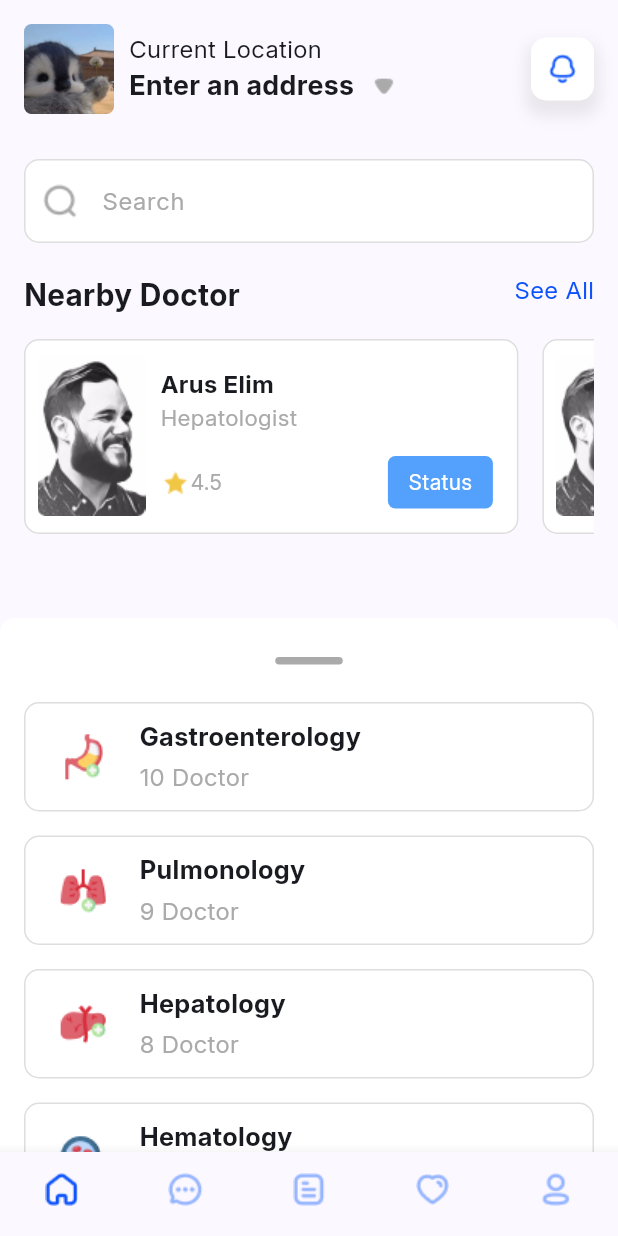
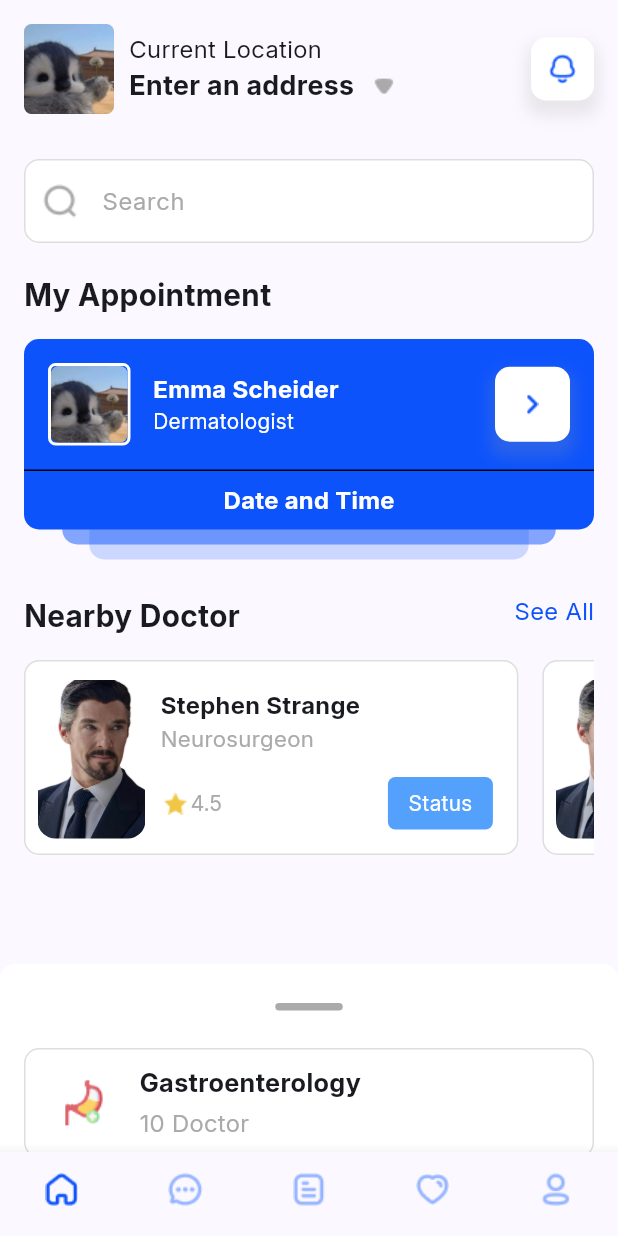
Before and after one commit to dieulink/flutter_doctorNearby, a Flutter app: the screen it shows after launch, on a phone screen of 412 x 824 dp. Run offline on Flutter 3.47's test engine with Material 3 defaults, Android fonts, the phone set to English and light mode, and no system bars; our stand-ins replace easy_date_timeline, firebase_core, readmore; accounts and stored records are empty.

Commit message:
done ui doctor detailed page

```diff
--- a/lib/components/doctor_card_item.dart
+++ b/lib/components/doctor_card_item.dart
@@ -3,28 +3,52 @@ import 'package:flutter_doctor_nearby/components/my_button.dart';
 import 'package:flutter_doctor_nearby/ui_values.dart';
 
 class DoctorCardItem extends StatelessWidget {
+  final String avatarUrl;
+  final String nameDoctor;
+  final String speciality;
+  final VoidCallback? onTap;
   const DoctorCardItem({
     super.key,
+    this.onTap,
+    required this.avatarUrl,
+    required this.nameDoctor,
+    required this.speciality,
   });
 
   @override
   Widget build(BuildContext context) {
     final double width = MediaQuery.of(context).size.width;
-    return Container(
+    return GestureDetector(
+      onTap: onTap,
+      child: Container(
         width: width * 0.8,
-      padding: const EdgeInsets.fromLTRB(defaultMargin, defaultMargin, 16, defaultMargin),
+        padding: const EdgeInsets.fromLTRB(
+          defaultMargin,
+          defaultMargin,
+          16,
+          defaultMargin,
+        ),
         decoration: BoxDecoration(
           color: Colors.white,
           border: Border.all(color: greyColor),
           borderRadius: BorderRadius.circular(10.0),
         ),
         child: Row(
-        crossAxisAlignment: CrossAxisAlignment.start,
+          mainAxisAlignment: MainAxisAlignment.center,
+          crossAxisAlignment: CrossAxisAlignment.center,
           children: [
-          SizedBox(
+            Container(
               width: 72,
-            height: 110,
-            child: Image.asset(doctorAvt, fit: BoxFit.contain),
+              height: 108,
+              padding: const EdgeInsets.only(top: 2),
+              decoration: BoxDecoration(borderRadius: BorderRadius.circular(12)),
+              child: ClipRRect(
+                borderRadius: BorderRadius.circular(12),
+                child: Image.asset(
+                  avatarUrl,
+                  fit: BoxFit.contain,
+                ),
+              ),
             ),
             const SizedBox(width: 10),
             Expanded(
@@ -33,13 +57,14 @@ class DoctorCardItem extends StatelessWidget {
                 child: Column(
                   crossAxisAlignment: CrossAxisAlignment.start,
                   children: [
-                  const Text(
-                    'Arus Elim',
-                    style: TextStyle(fontWeight: FontWeight.bold, fontSize: 16),
+                    Text(
+                      nameDoctor,
+                      style: const TextStyle(
+                          fontWeight: FontWeight.bold, fontSize: 16),
                     ),
-                  const Text(
-                    'Hepatologist',
-                    style: TextStyle(fontSize: 15, color: greyContent),
+                    Text(
+                      speciality,
+                      style: const TextStyle(fontSize: 15, color: greyContent),
                     ),
                     const SizedBox(height: 15),
                     Row(
@@ -71,6 +96,7 @@ class DoctorCardItem extends StatelessWidget {
             ),
           ],
         ),
+      ),
     );
   }
 }
--- a/lib/components/my_button.dart
+++ b/lib/components/my_button.dart
@@ -7,6 +7,7 @@ class MyButton extends StatelessWidget {
   final String label;
   final Color textColor;
   final Color backgroundColor;
+  final double fontSize;
   final VoidCallback? onTap;
   const MyButton({
     super.key,
@@ -15,7 +16,7 @@ class MyButton extends StatelessWidget {
     required this.label,
     this.textColor = Colors.white,
     this.backgroundColor = lightBlue,
-    this.onTap,
+    this.onTap, this.fontSize = 14,
   });
 
   @override
@@ -34,6 +35,7 @@ class MyButton extends StatelessWidget {
             label,
             style: TextStyle(
               color: textColor,
+              fontSize: fontSize,
             ),
           ),
         ),
--- a/lib/main.dart
+++ b/lib/main.dart
@@ -2,6 +2,7 @@ import 'package:flutter/material.dart';
 import 'package:firebase_core/firebase_core.dart';
 import 'package:flutter_doctor_nearby/components/bottom_menu.dart';
 import 'package:flutter_doctor_nearby/firebase_options.dart';
+import 'package:flutter_doctor_nearby/screens/doctor_detailed_page.dart';
 import 'package:flutter_doctor_nearby/ui_values.dart';
 
 void main() async {
--- a/lib/screens/home_page.dart
+++ b/lib/screens/home_page.dart
@@ -3,6 +3,7 @@ import 'package:flutter_doctor_nearby/components/appoinment_shadow_card.dart';
 import 'package:flutter_doctor_nearby/components/doctor_card_item.dart';
 import 'package:flutter_doctor_nearby/components/icon_button.dart';
 import 'package:flutter_doctor_nearby/components/speciality_card.dart';
+import 'package:flutter_doctor_nearby/screens/doctor_detailed_page.dart';
 import 'package:flutter_doctor_nearby/screens/profile_page.dart';
 import 'package:flutter_doctor_nearby/ui_values.dart';
 
@@ -14,7 +15,7 @@ class HomePage extends StatefulWidget {
 }
 
 class _HomePageState extends State<HomePage> {
-  bool isBookedAppoinment = false;
+  bool isBookedAppoinment = true;
   @override
   Widget build(BuildContext context) {
     Size size = MediaQuery.of(context).size;
@@ -102,10 +103,20 @@ class _HomePageState extends State<HomePage> {
                               itemCount: 10,
                               scrollDirection: Axis.horizontal,
                               itemBuilder: (context, builder) {
-                                return const Row(
+                                return Row(
                                   children: [
-                                    DoctorCardItem(),
-                                    SizedBox(width: 16),
+                                    DoctorCardItem(
+                                      nameDoctor: 'Stephen Strange',
+                                      speciality: 'Neurosurgeon',
+                                      avatarUrl: doctorStrangeRemoveBg,
+                                      onTap: () => Navigator.of(context).push(
+                                        MaterialPageRoute(
+                                          builder: (context) =>
+                                              const DoctorDetailedPage(),
+                                        ),
+                                      ),
+                                    ),
+                                    const SizedBox(width: 16),
                                   ],
                                 );
                               }),
--- a/lib/ui_values.dart
+++ b/lib/ui_values.dart
@@ -5,16 +5,21 @@ import 'package:flutter_doctor_nearby/models/disease.dart';
 const primaryColor = Color(0xff0D53FC);
 const lightBlue = Color(0xff53A1FD);
 const extraLightBlue = Color(0xff96B5FF);
+const disableColor = Color(0xffEBF1F9);
 const lightGrey = Color(0xffCFD6E7);
 const greyColor = Color(0xffDEDEDE);
 const redColor = Color(0xffFE4E4E);
 const lightRed = Color(0xffE8505B);
 const greenColor = Color(0xff2FCB82);
 const greyContent = Color(0xffAAAAAA);
+const dayStrCalendarColor = Color(0xff8F8F8F);
 
 // images
 const avtSample = 'assets/images/avt_sample.jpg';
 const doctorAvt = 'assets/images/doctor_avt.png';
+const doctorStrangeAvt = 'assets/images/doctor_strange.jpg';
+const wandaAvt = 'assets/images/wanda_avt.jpg';
+const doctorStrangeRemoveBg = 'assets/images/doctor_strange_removebg.png';
 
 // icons
 const arrowDownIcon = 'assets/icons/arrow_down_icon.png';
@@ -39,11 +44,18 @@ const neurologyIcon = 'assets/icons/neurology_icon.png';
 const ophthalmologyIcon = 'assets/icons/ophthalmology_icon.png';
 const hematologyIcon = 'assets/icons/hematology_icon.png';
 const gynecologyIcon = 'assets/icons/gynecology_icon.png';
+const briefcaseIcon = 'assets/icons/briefcase_icon.png';
 
 // number
 const defaultMargin = 8.0;
 const defaulPagePadding = EdgeInsets.all(16.0);
 const borderRadius = 10.0;
+
+// text style
+const titleStyle = TextStyle(
+  fontWeight: FontWeight.bold,
+  fontSize: 20,
+);
 
 // fake data
 List<Disease> diseases = [
@@ -83,3 +95,34 @@ List<Disease> diseases = [
     numberDoctor: 9,
   ),
 ];
+
+List<DateTime> activeDateTimeList = [
+  DateTime(2024, 10, 10),
+  DateTime(2024, 10, 15),
+  DateTime(2024, 10, 9),
+  DateTime(2024, 10, 13),
+];
+
+List<DateTime> getFilteredDates() {
+    // Ngày bắt đầu và kết thúc
+    DateTime startDate = DateTime(2024, 10, 1); // 1 tháng 10, 2023
+    DateTime endDate = DateTime(2024, 10, 31); // 15 tháng 10, 2023
+
+    List<DateTime> dateList = [];
+
+    // Duyệt qua từng ngày từ startDate đến endDate
+    for (DateTime date = startDate;
+        date.isBefore(endDate) || date.isAtSameMomentAs(endDate);
+        date = date.add(Duration(days: 1))) {
+      // Kiểm tra nếu ngày đó không có trong danh sách loại trừ
+      if (!activeDateTimeList.any((excluded) =>
+          excluded.year == date.year &&
+          excluded.month == date.month &&
+          excluded.day == date.day)) {
+        dateList.add(date); // Thêm ngày đó vào danh sách
+      }
+    }
+    return dateList;
+}
+
+List<DateTime> unactiveDateTimeList = getFilteredDates();
--- a/pubspec.yaml
+++ b/pubspec.yaml
@@ -12,6 +12,9 @@ dependencies:
   firebase_core: ^3.6.0
   firebase_database: ^11.1.4
   hidable: ^1.0.6
+  readmore: ^3.0.0
+  date_picker_timeline: ^1.2.6
+  easy_date_timeline: ^1.1.3
 
 dev_dependencies:
   flutter_test:
```
Also changed, not shown: lib/screens/doctor_detailed_page.dart (added, +324 -0 lines), assets/icons/briefcase_icon.png (added), assets/images/doctor_strange.jpg (added), assets/images/doctor_strange_removebg.png (added), assets/images/wanda_avt.jpg (added), pubspec.lock. Lines whose indentation alone changed are shown as unchanged.
